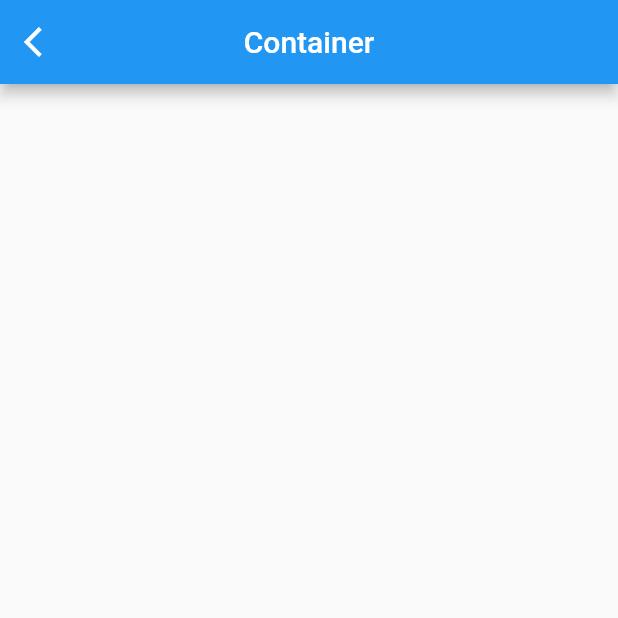
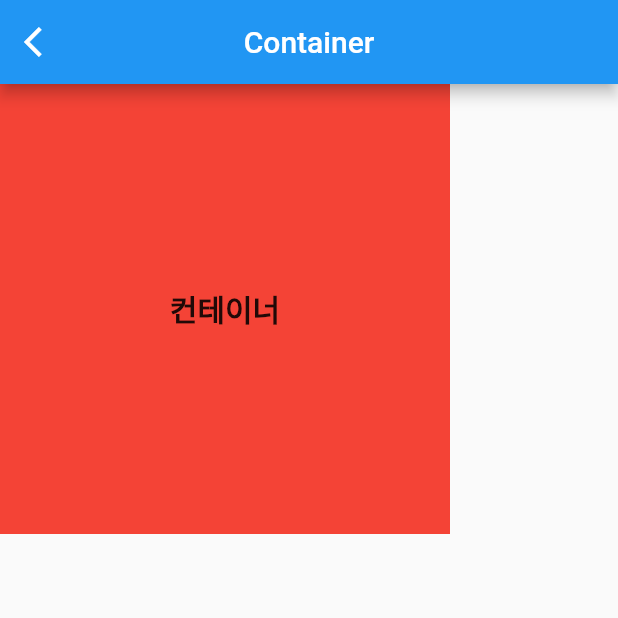
Before and after one commit to cchloe0927/ddeep_widget_study, a Flutter app: the ContainerStudyView screen opened directly, on a phone screen of 412 x 824 dp, the top half of it. Run offline on Flutter 3.47's test engine with Material 2 defaults, Android fonts, the phone set to English and light mode, and no system bars; our stand-ins replace flutter_svg, get.

Commit message:
feat : Container Widget

```diff
--- a/lib/app/modules/first_widget_study/views/container_study_view.dart
+++ b/lib/app/modules/first_widget_study/views/container_study_view.dart
@@ -2,13 +2,12 @@ import 'package:flutter/material.dart';
 import 'package:flutter_widget_study/app/common/widgets/app_bar/study_page_app_bar.dart';
 import 'package:flutter_widget_study/app/modules/first_widget_study/controllers/first_widget_study_controller.dart';
 import 'package:flutter_widget_study/constants/const_app_color.dart';
-import 'package:flutter_widget_study/constants/const_app_size.dart';
 import 'package:flutter_widget_study/constants/const_app_text.dart';
 import 'package:get/get.dart';
 
 class ContainerStudyView extends GetView<FirstWidgetStudyController> {
   const ContainerStudyView({super.key});
-  /// DDEEPWIDGET : DDEEP(위치에 복붙하고 지우기)
+
   @override
   Widget build(BuildContext context) {
     return Container(
@@ -18,6 +17,32 @@ class ContainerStudyView extends GetView<FirstWidgetStudyController> {
           appBar: const StudyPageAppBar(
             appBarTitleText: ConstAppText.TEXT_FIRST_CONTAINER,
           ),
+
+          /// DDEEPWIDGET : Container
+          // 자식 위젯을 포함하며 크기를 지정할 수 있음. 자식 위젯이 없거나 크기자 지정되지 않으면 width, height 최댓값으로 고정됌
+          body: Container(
+            color: Colors.red, //color 색상 지정
+            width: 300, //너비
+            height: 300, //높이
+            alignment: Alignment.center, // 컨테이너 안에 자식 요소 가운데 정렬
+            //padding: const EdgeInsets.all(100), //안쪽 여백
+
+            // decoration 안에서 color 지정하니깐 오류 발생
+            // decoration: BoxDecoration(
+            //   color: Colors.blue,
+            //   border: Border.all(
+            //     width: 10,
+            //   ),
+            // ),
+
+            child: const Text(
+              '컨테이너',
+              style: TextStyle(
+                fontSize: 20,
+                fontWeight: FontWeight.w700,
+              ),
+            ),
+          ),
         ),
       ),
     );
```
